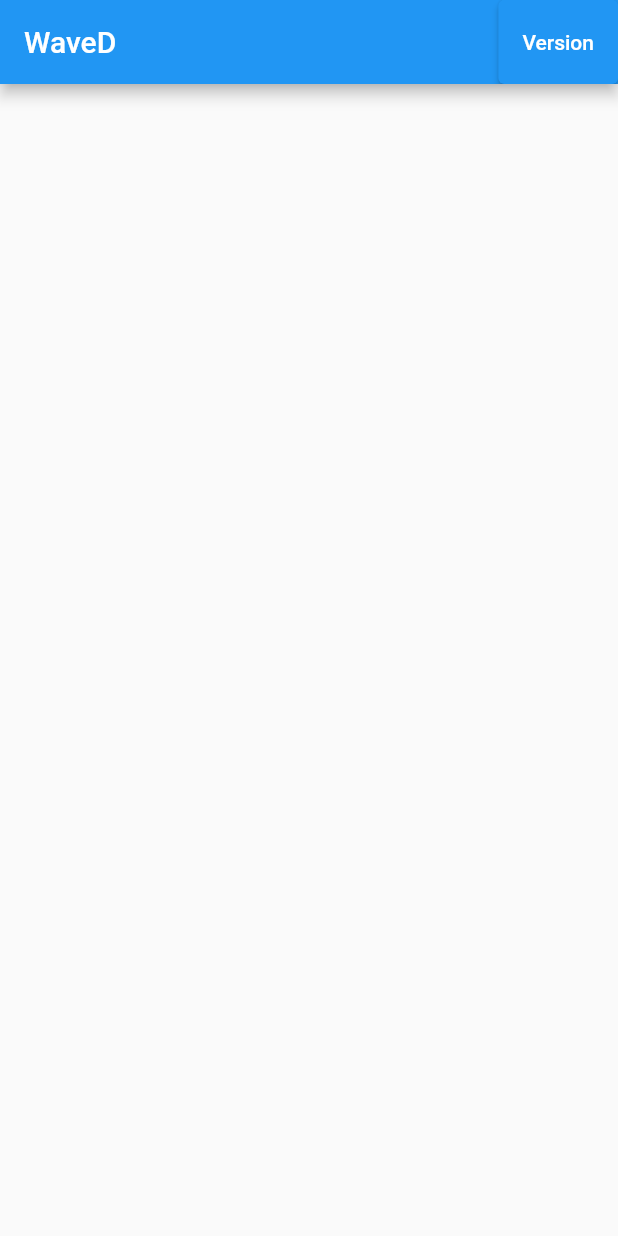
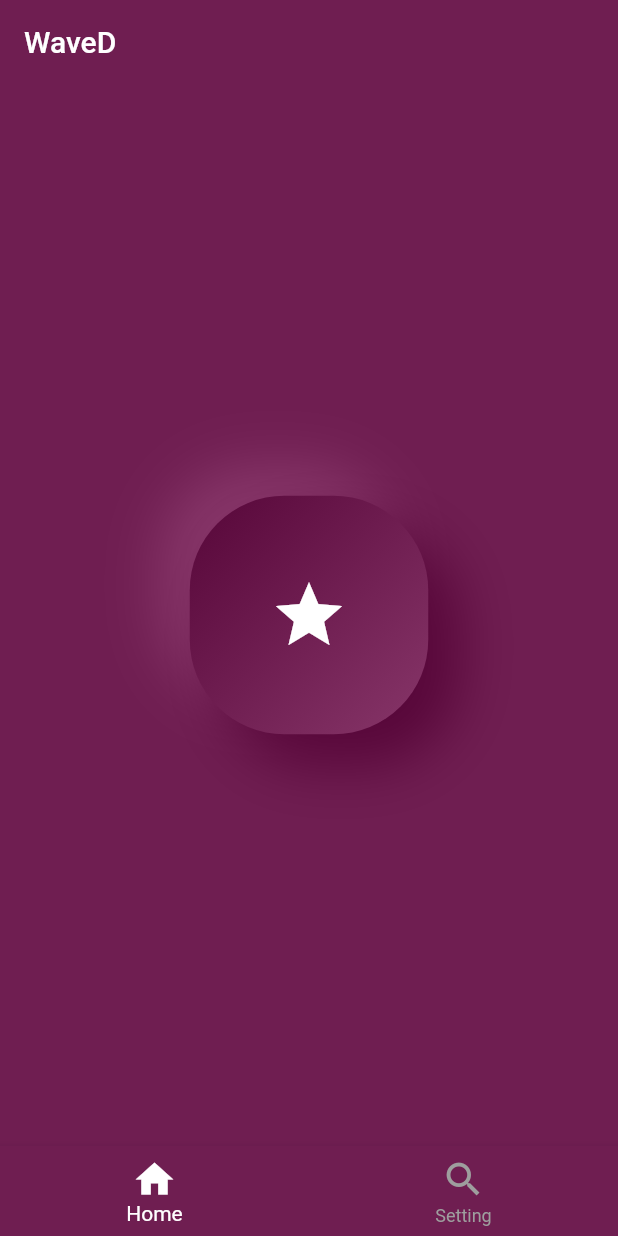
Before and after one commit to hajul-dhanish/waved, a Flutter app: the screen it shows after launch, on a phone screen of 412 x 824 dp. Run offline on Flutter 3.47's test engine with Material 2 defaults, Android fonts, the phone set to English and light mode, and no system bars.

Commit message:
- Fresh Look :)

```diff
--- /dev/null
+++ b/lib/feed.dart
@@ -0,0 +1,59 @@
+import 'package:flutter/material.dart';
+import 'theme.dart';
+
+class FeedVision extends StatefulWidget {
+  const FeedVision({Key? key}) : super(key: key);
+
+  @override
+  State<FeedVision> createState() => _FeedVisionState();
+}
+
+class _FeedVisionState extends State<FeedVision> {
+  @override
+  Widget build(BuildContext context) {
+    return Scaffold(
+        body: Container(
+      color: backgroundColor,
+      alignment: Alignment.center,
+      transformAlignment: Alignment.center,
+      child: Container(
+        color: const Color(0xff6f1e51),
+        child: Container(
+          width: 159,
+          height: 159,
+          child: Icon(
+            Icons.star,
+            size: 53,
+            color: iconSelColor,
+          ),
+          decoration: BoxDecoration(
+            color: backgroundColor,
+            borderRadius: BorderRadius.circular(63),
+            gradient: const LinearGradient(
+              begin: Alignment.topLeft,
+              end: Alignment.bottomRight,
+              colors: [
+                Color(0xff570639),
+                Color(0xff873669),
+              ],
+            ),
+            boxShadow: const [
+              BoxShadow(
+                color: Color(0xff873669),
+                offset: Offset(-21.1, -21.1),
+                blurRadius: 32,
+                spreadRadius: 0.0,
+              ),
+              BoxShadow(
+                color: Color(0xff570639),
+                offset: Offset(21.1, 21.1),
+                blurRadius: 32,
+                spreadRadius: 0.0,
+              ),
+            ],
+          ),
+        ),
+      ),
+    ));
+  }
+}
--- a/lib/main.dart
+++ b/lib/main.dart
@@ -1,19 +1,30 @@
 import 'package:flutter/material.dart';
+import 'package:waved/feed.dart';
+import 'setting.dart';
+import 'theme.dart';
 
 void main() => runApp(const MyApp());
 
-class MyApp extends StatefulWidget {
+class MyApp extends StatelessWidget {
+  // static final ValueNotifier<ThemeMode> themeNotifier =
+  //     ValueNotifier(ThemeMode.light);
+
   const MyApp({Key? key}) : super(key: key);
 
   @override
-  State<MyApp> createState() => _MyAppState();
-}
-
-class _MyAppState extends State<MyApp> {
-  @override
   Widget build(BuildContext context) {
-    return const MaterialApp(
-        title: "WaveD", debugShowCheckedModeBanner: false, home: HomeCheck());
+    // return ValueListenableBuilder<ThemeMode>(
+    //     valueListenable: themeNotifier,
+    //     builder: (_, ThemeMode currentMode, __) {
+    return MaterialApp(
+      title: "WaveD",
+      debugShowCheckedModeBanner: false,
+      // darkTheme: ThemeData.dark(),
+      // themeMode: currentMode,
+      theme: customThemeData,
+      home: const HomeCheck(),
+    );
+    // });
   }
 }
 
@@ -25,26 +36,56 @@
 }
 
 class _HomeCheckState extends State<HomeCheck> {
+  // BottomBarSetup
+  int _selectedIndex = 0;
+  static const List<Widget> _widgetOptions = <Widget>[
+    FeedVision(),
+    SettingVision(),
+  ];
+
+  void _onItemTapped(int index) {
+    setState(() {
+      _selectedIndex = index;
+    });
+  }
+  // </BottomBarSetup>
+
   @override
   Widget build(BuildContext context) {
     return Scaffold(
       appBar: AppBar(
+        elevation: 0,
         title: const Text("WaveD"),
-        actions: [
-          ElevatedButton(
-            onPressed: () {
-              setState(() {
-                ScaffoldMessenger.of(context).showSnackBar(
-                  const SnackBar(
-                    content: Text("Version: 0.1A-Beta"),
-                  ),
-                );
-              });
-            },
-            child: const Text("Version"),
-          ),
-        ],
+        // actions: [
+        //   IconButton(
+        //     icon: Icon(MyApp.themeNotifier.value == ThemeMode.light
+        //         ? Icons.dark_mode
+        //         : Icons.light_mode),
+        //     onPressed: () {
+        //       setState(() {
+        //         MyApp.themeNotifier.value =
+        //             MyApp.themeNotifier.value == ThemeMode.light
+        //                 ? ThemeMode.dark
+        //                 : ThemeMode.light;
+        //       });
+        //     },
+        //   ),
+        // ],
       ),
+      bottomNavigationBar: BottomNavigationBar(
+          items: const <BottomNavigationBarItem>[
+            BottomNavigationBarItem(icon: Icon(Icons.home), label: "Home"),
+            BottomNavigationBarItem(icon: Icon(Icons.search), label: "Setting"),
+          ],
+          type: BottomNavigationBarType.fixed, // Fixed
+          backgroundColor: backgroundColor, // <-- This works for fixed
+          selectedItemColor: iconSelColor,
+          unselectedItemColor: Colors.grey,
+          currentIndex: _selectedIndex,
+          iconSize: 30,
+          onTap: _onItemTapped,
+          elevation: 5),
+      body: _widgetOptions.elementAt(_selectedIndex),
     );
   }
 }
--- /dev/null
+++ b/lib/theme.dart
@@ -0,0 +1,15 @@
+import 'package:flutter/material.dart';
+
+Color backgroundColor = const Color(0xff6f1e51);
+Color iconSelColor = Colors.white;
+
+ThemeData customThemeData = ThemeData(
+  splashColor: Colors.purple,
+  focusColor: Colors.purple,
+  scaffoldBackgroundColor: backgroundColor,
+  appBarTheme: AppBarTheme(
+    backgroundColor: backgroundColor,
+    elevation: 0,
+  ),
+  canvasColor: backgroundColor,
+);
--- /dev/null
+++ b/lib/workwide.dart
@@ -0,0 +1 @@
+import 'package:flutter/material.dart';
```
Also changed, not shown: lib/setting.dart (added, +57 -0 lines).
